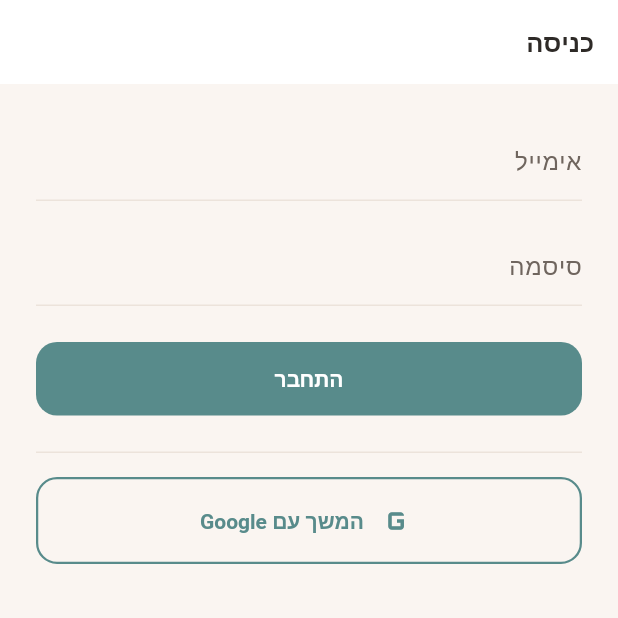
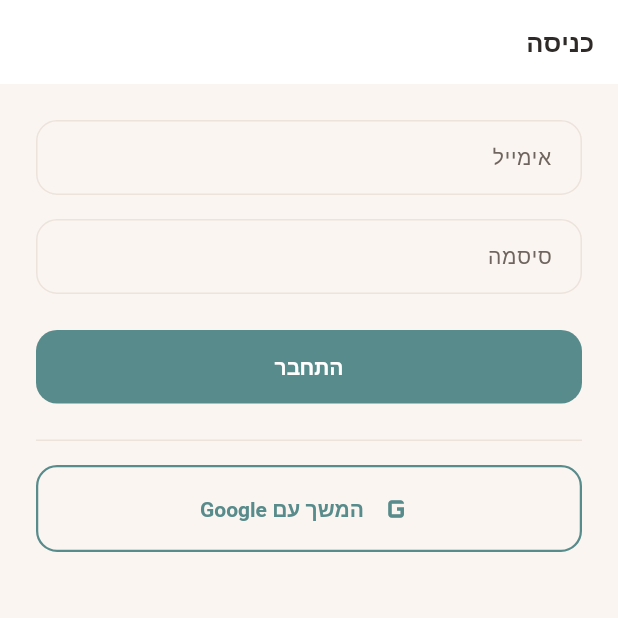
Before and after one commit to shaypahima/schedule, a Flutter app: the screen it shows after launch, on a phone screen of 412 x 824 dp, the top half of it. Run offline on Flutter 3.47's test engine with Material 3 defaults, Android fonts, the phone set to English and light mode, and no system bars; our stand-ins replace dio, flutter_animate, flutter_riverpod, google_fonts, supabase_flutter; accounts and stored records are empty; Roboto replaces fonts that are missing (Heebo).

Commit message:
feat(ui): component themes + shared-widget polish
- themes: amber FAB, filled/rounded inputs w/ teal focus, rounded dialogs +
  bottom sheets (drag handle), peach chip theme
- SectionHeader gains a leading teal accent tick
- EmptyState icon now sits in a soft peach disc (compact, fits constrained panes)
- HeroStat glass slightly richer (alpha + radius)
- analyze clean, 159 tests

Co-Authored-By: Claude Opus 4.8 (1M context) <noreply@anthropic.com>

```diff
--- a/mobile/lib/theme.dart
+++ b/mobile/lib/theme.dart
@@ -165,7 +165,64 @@ ThemeData buildBrandTheme() {
       backgroundColor: BrandColors.ink,
       contentTextStyle: textTheme.bodyMedium?.copyWith(color: Colors.white),
       behavior: SnackBarBehavior.floating,
-      shape: RoundedRectangleBorder(borderRadius: BorderRadius.circular(12)),
+      shape: RoundedRectangleBorder(borderRadius: BorderRadius.circular(14)),
+    ),
+    // Amber FAB — the one energetic "act now" affordance.
+    floatingActionButtonTheme: FloatingActionButtonThemeData(
+      backgroundColor: BrandColors.orange,
+      foregroundColor: Colors.white,
+      elevation: 4,
+      focusElevation: 4,
+      hoverElevation: 6,
+      highlightElevation: 2,
+      shape: RoundedRectangleBorder(borderRadius: BorderRadius.circular(18)),
+    ),
+    // Filled, soft, rounded inputs with a teal focus ring.
+    inputDecorationTheme: InputDecorationTheme(
+      filled: true,
+      fillColor: BrandColors.bg,
+      contentPadding:
+          const EdgeInsets.symmetric(horizontal: 16, vertical: 14),
+      hintStyle: textTheme.bodyMedium?.copyWith(color: BrandColors.inkMuted),
+      labelStyle: textTheme.bodyMedium?.copyWith(color: BrandColors.inkSoft),
+      border: OutlineInputBorder(
+        borderRadius: BorderRadius.circular(14),
+        borderSide: BorderSide(color: BrandColors.line),
+      ),
+      enabledBorder: OutlineInputBorder(
+        borderRadius: BorderRadius.circular(14),
+        borderSide: BorderSide(color: BrandColors.line),
+      ),
+      focusedBorder: OutlineInputBorder(
+        borderRadius: BorderRadius.circular(14),
+        borderSide: const BorderSide(color: BrandColors.teal, width: 1.5),
+      ),
+      errorBorder: OutlineInputBorder(
+        borderRadius: BorderRadius.circular(14),
+        borderSide: const BorderSide(color: BrandColors.error, width: 1.5),
+      ),
+    ),
+    dialogTheme: DialogThemeData(
+      backgroundColor: BrandColors.surface,
+      surfaceTintColor: Colors.transparent,
+      shape: RoundedRectangleBorder(borderRadius: BorderRadius.circular(20)),
+      titleTextStyle: textTheme.titleLarge,
+      contentTextStyle: textTheme.bodyMedium,
+    ),
+    bottomSheetTheme: const BottomSheetThemeData(
+      backgroundColor: BrandColors.surface,
+      surfaceTintColor: Colors.transparent,
+      shape: RoundedRectangleBorder(
+        borderRadius: BorderRadius.vertical(top: Radius.circular(24)),
+      ),
+      showDragHandle: true,
+    ),
+    chipTheme: ChipThemeData(
+      backgroundColor: BrandColors.peach.withValues(alpha: 0.45),
+      selectedColor: BrandColors.teal,
+      side: BorderSide.none,
+      labelStyle: textTheme.labelMedium?.copyWith(color: BrandColors.ink),
+      shape: RoundedRectangleBorder(borderRadius: BorderRadius.circular(999)),
     ),
   );
 }
```
Also changed, not shown: mobile/lib/design/widgets.dart (+37 -11 lines).
